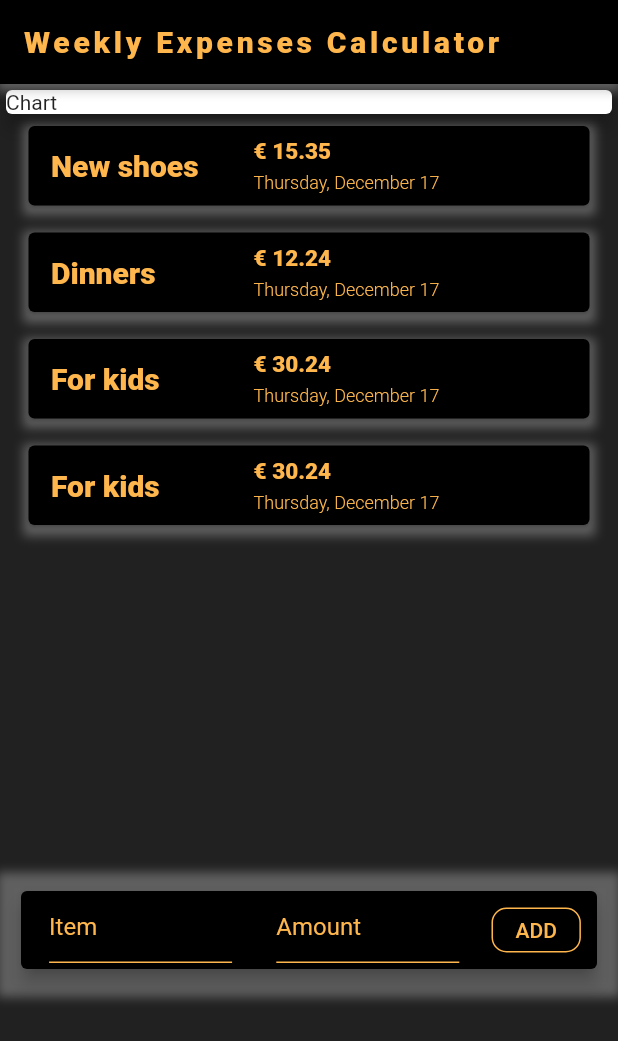
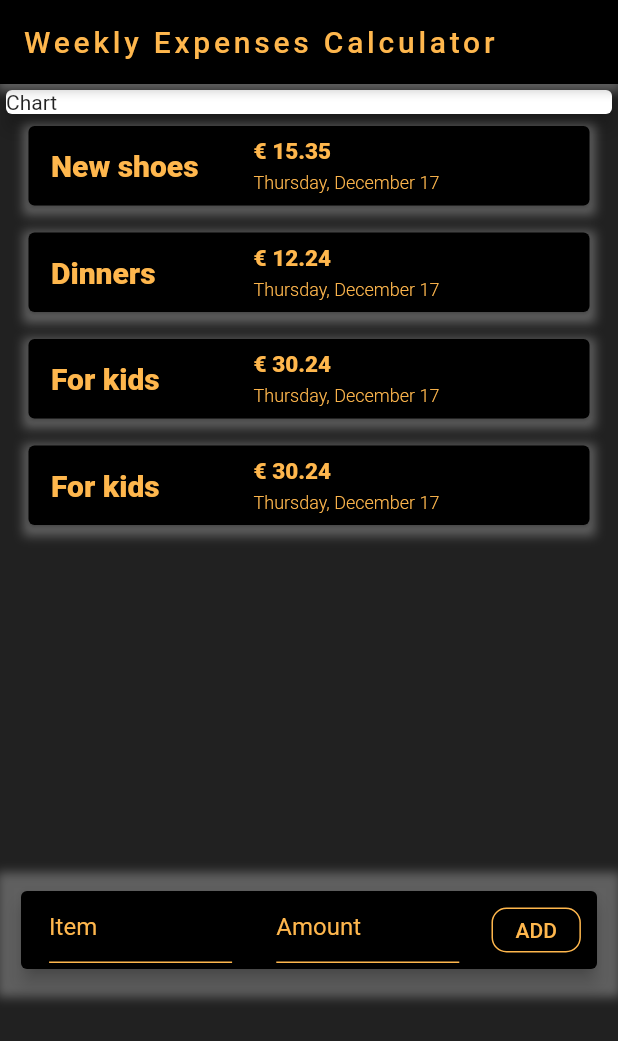
Before and after one commit to YourGuruNet/expense_calculator-Flutter, a Flutter app: the screen it shows after launch, on a phone screen of 412 x 824 dp. Shown: the top 1041 px of the screen. Run offline on Flutter 3.47's test engine with Material 2 defaults, Android fonts, the phone set to English and light mode, and no system bars; our stand-ins replace google_fonts.

Commit message:
Font fixis

```diff
--- a/lib/main.dart
+++ b/lib/main.dart
@@ -43,7 +43,6 @@ class MyHomePage extends StatelessWidget {
                 style: GoogleFonts.architectsDaughter(
                   textStyle: TextStyle(
                     color: Colors.orange[300],
-                    fontWeight: FontWeight.w900,
                     letterSpacing: 2.5,
                   ),
                 )),
```
